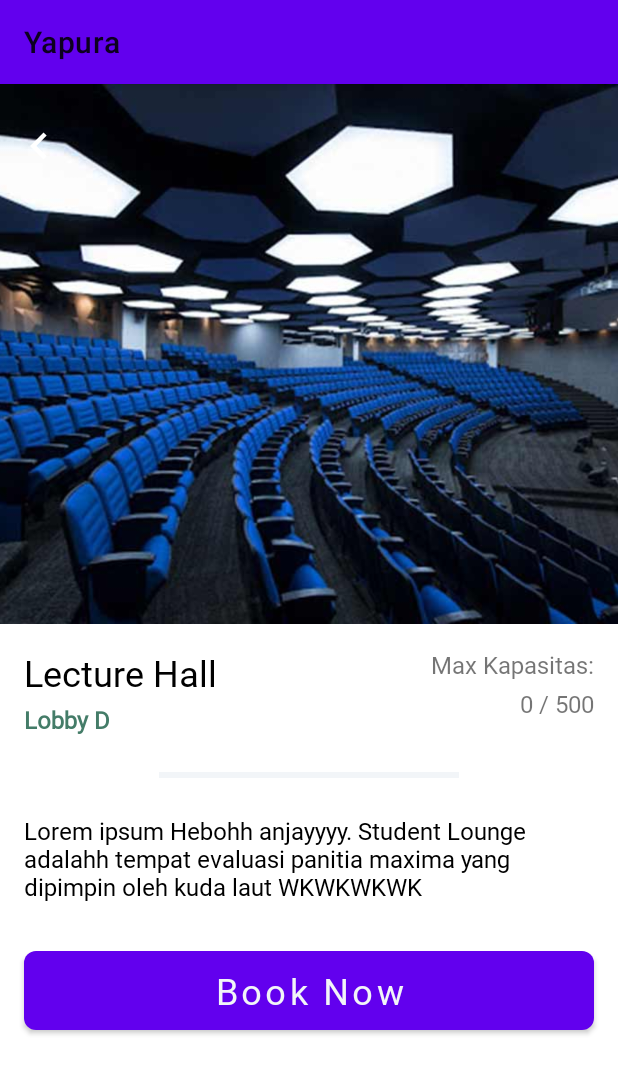
After one commit to xileferdianto08/yapura, an Android app: the DetailRuangan screen opened directly, with no data from a screen before it, on a phone screen of 412 x 824 dp. The commit adds this screen. Shown: the top 1074 px of the screen. Run offline under Robolectric (Android 15) with nearby library versions, the phone set to English and light mode, and no system bars.

Commit message:
updatee lurr

```diff
--- a/app/src/main/AndroidManifest.xml
+++ b/app/src/main/AndroidManifest.xml
@@ -14,6 +14,13 @@
         android:theme="@style/Theme.Yapura"
         android:usesCleartextTraffic="true"
         tools:targetApi="31">
+        <activity
+            android:name=".DetailRuangan"
+            android:exported="false">
+            <meta-data
+                android:name="android.app.lib_name"
+                android:value="" />
+        </activity>
         <activity
             android:name=".RuanganActivity"
             android:exported="false" />
--- /dev/null
+++ b/app/src/main/java/id/ac/umn/yapura/DetailRuangan.java
@@ -0,0 +1,14 @@
+package id.ac.umn.yapura;
+
+import androidx.appcompat.app.AppCompatActivity;
+
+import android.os.Bundle;
+
+public class DetailRuangan extends AppCompatActivity {
+
+    @Override
+    protected void onCreate(Bundle savedInstanceState) {
+        super.onCreate(savedInstanceState);
+        setContentView(R.layout.activity_detail_ruangan);
+    }
+}
--- /dev/null
+++ b/app/src/main/res/layout/activity_detail_ruangan.xml
@@ -0,0 +1,135 @@
+<?xml version="1.0" encoding="utf-8"?>
+<androidx.coordinatorlayout.widget.CoordinatorLayout
+    xmlns:android="http://schemas.android.com/apk/res/android"
+    xmlns:tools="http://schemas.android.com/tools"
+    xmlns:app="http://schemas.android.com/apk/res-auto"
+    android:layout_width="match_parent"
+    android:layout_height="match_parent"
+    tools:context=".DetailRuangan">
+
+    <ScrollView
+        android:layout_width="match_parent"
+        android:layout_height="wrap_content">
+        <LinearLayout
+            android:layout_width="match_parent"
+            android:layout_height="wrap_content"
+            android:orientation="vertical">
+            <RelativeLayout
+                android:layout_width="match_parent"
+                android:layout_height="360dp">
+
+                <ImageView
+                    android:layout_width="match_parent"
+                    android:layout_height="wrap_content"
+                    android:scaleType="centerCrop"
+                    android:src="@drawable/lecture_hall"/>
+                <ImageView
+                    android:layout_width="wrap_content"
+                    android:layout_height="wrap_content"
+                    android:layout_alignParentStart="true"
+                    android:layout_alignParentTop="true"
+                    android:layout_marginTop="16dp"
+                    android:padding="8dp"
+                    android:src="@drawable/ic_keyboard_arrow_left_white_24dp"/>
+
+            </RelativeLayout>
+
+            <LinearLayout
+                android:layout_width="match_parent"
+                android:layout_height="wrap_content"
+                android:orientation="horizontal"
+                android:padding="16dp"
+                android:weightSum="100">
+                <LinearLayout
+                    android:layout_width="0dp"
+                    android:layout_height="wrap_content"
+                    android:layout_weight="50">
+                    <LinearLayout
+                        android:layout_width="match_parent"
+                        android:layout_height="wrap_content"
+                        android:orientation="vertical">
+
+                        <TextView
+                            android:layout_width="wrap_content"
+                            android:layout_height="wrap_content"
+                            android:layout_marginBottom="4dp"
+                            android:fontFamily="@font/calibri"
+                            android:text="@string/LH"
+                            android:textColor="@color/black"
+                            android:textSize="24dp"/>
+
+                        <TextView
+                            android:layout_width="wrap_content"
+                            android:layout_height="wrap_content"
+                            android:fontFamily="@font/calibri"
+                            android:text="Lobby D"
+                            android:textSize="16sp"
+                            android:textColor="@color/green"
+                            android:textStyle="bold" />
+
+                    </LinearLayout>
+                </LinearLayout>
+
+                <LinearLayout
+                    android:layout_width="0dp"
+                    android:layout_height="wrap_content"
+                    android:layout_weight="50">
+
+                    <LinearLayout
+                        android:layout_width="match_parent"
+                        android:layout_height="wrap_content"
+                        android:gravity="right"
+                        android:orientation="vertical">
+
+                        <TextView
+                            android:layout_width="wrap_content"
+                            android:layout_height="wrap_content"
+                            android:layout_marginBottom="4dp"
+                            android:fontFamily="@font/calibri"
+                            android:text="Max Kapasitas:"
+                            android:textSize="16sp"/>
+
+                        <TextView
+                            android:layout_width="wrap_content"
+                            android:layout_height="wrap_content"
+                            android:layout_marginBottom="4dp"
+                            android:fontFamily="@font/calibri"
+                            android:text="0 / 500"
+                            android:textSize="16sp"/>
+
+                    </LinearLayout>
+                </LinearLayout>
+            </LinearLayout>
+
+            <View
+                android:layout_width="200dp"
+                android:layout_height="4dp"
+                android:layout_gravity="center"
+                android:layout_marginTop="8dp"
+                android:layout_marginBottom="8dp"
+                android:background="@color/lightWhite"/>
+
+            <TextView
+                android:layout_width="match_parent"
+                android:layout_height="wrap_content"
+                android:fontFamily="@font/calibri"
+                android:padding="16dp"
+                android:text="Lorem ipsum Hebohh anjayyyy. Student Lounge adalahh tempat evaluasi panitia maxima yang dipimpin oleh kuda laut WKWKWKWK"
+                android:textColor="@color/black"
+                android:textSize="16sp"/>
+
+            <Button
+                android:layout_width="match_parent"
+                android:layout_height="wrap_content"
+                android:layout_gravity="center"
+                android:layout_margin="16dp"
+                android:background="@drawable/buttonshape"
+                android:fontFamily="@font/calibri"
+                android:text="Book Now"
+                android:textAllCaps="false"
+                android:textColor="@color/lightWhite"
+                android:textSize="24sp"/>
+        </LinearLayout>
+    </ScrollView>
+
+</androidx.coordinatorlayout.widget.CoordinatorLayout>
--- a/app/src/main/res/layout/activity_ruangan.xml
+++ b/app/src/main/res/layout/activity_ruangan.xml
@@ -109,6 +109,7 @@
                 android:text="@string/LH"
                 android:textColor="@color/white"
                 android:textSize="30sp" />
+
             <ImageView
                 android:layout_width="150dp"
                 android:layout_height="150dp"
```
Also changed, not shown: app/src/main/res/drawable-v24/lecture_hall.jpg (added).
